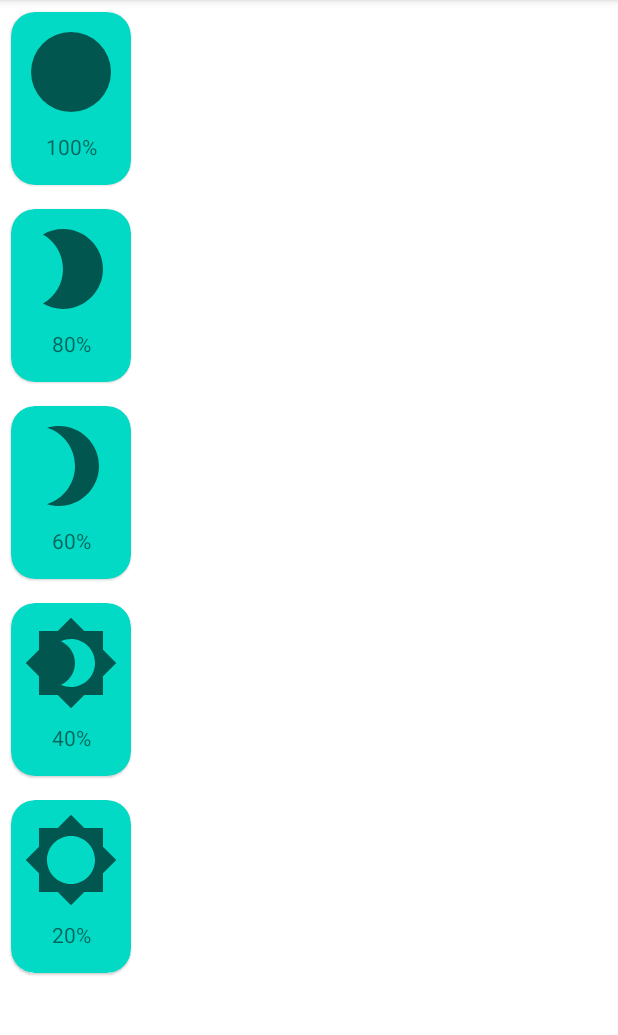
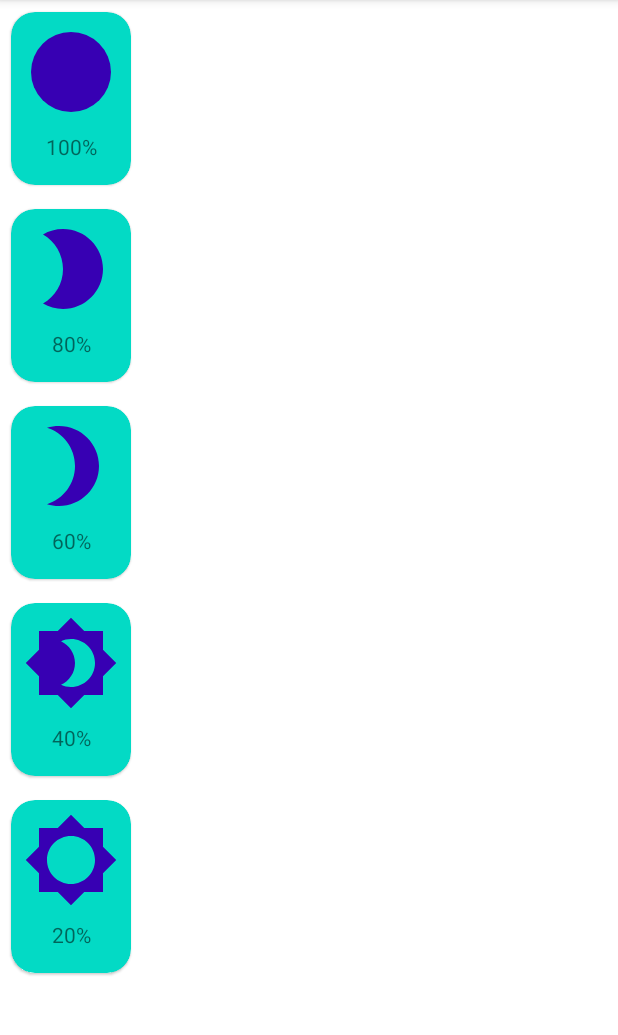
Before and after one commit to kgluszczyk/training-dzien-2, an Android app: the screen it shows after launch (MainActivity), on a phone screen of 412 x 824 dp, the part 84-1119 px from its top. Run offline under Robolectric (Android 15) with nearby library versions, the phone set to English and light mode, and no system bars; our stand-ins replace data binding.

Commit message:
Style i MOtywy

```diff
--- a/dzien3/src/main/AndroidManifest.xml
+++ b/dzien3/src/main/AndroidManifest.xml
@@ -8,8 +8,10 @@
         android:label="@string/app_name"
         android:roundIcon="@mipmap/ic_launcher_round"
         android:supportsRtl="true"
-        android:theme="@style/Theme.Trening">
-        <activity android:name=".MainActivity">
+        android:theme="@style/Theme.Trening.Base.App">
+        <activity
+            android:name=".MainActivity"
+            android:theme="@style/Theme.Trening.Base.App.ImageTint">
             <intent-filter>
                 <action android:name="android.intent.action.MAIN" />
                 <category android:name="android.intent.category.LAUNCHER" />
--- a/dzien3/src/main/res/values-night/themes.xml
+++ b/dzien3/src/main/res/values-night/themes.xml
@@ -1,6 +1,7 @@
 <resources xmlns:tools="http://schemas.android.com/tools">
     <!-- Base application theme. -->
-    <style name="Theme.Trening" parent="Theme.MaterialComponents.DayNight.DarkActionBar">
+
+    <style name="Theme.Trening.Base.App">
         <!-- Primary brand color. -->
         <item name="colorPrimary">@color/purple_200</item>
         <item name="colorPrimaryVariant">@color/purple_700</item>
--- /dev/null
+++ b/dzien3/src/main/res/values/styles.xml
@@ -0,0 +1,6 @@
+<?xml version="1.0" encoding="utf-8"?>
+<resources>
+    <style name="Theme.Trening.Base.App.ImageTint">
+        <item name="android:tint">?colorPrimaryVariant</item>
+    </style>
+</resources>
--- a/dzien3/src/main/res/values/themes.xml
+++ b/dzien3/src/main/res/values/themes.xml
@@ -1,6 +1,12 @@
 <resources xmlns:tools="http://schemas.android.com/tools">
     <!-- Base application theme. -->
-    <style name="Theme.Trening" parent="Theme.MaterialComponents.DayNight.DarkActionBar">
+
+
+    <style name="Theme.Trening.Base" parent="Theme.MaterialComponents.DayNight.DarkActionBar">
+
+    </style>
+
+    <style name="Theme.Trening.Base.App">
         <!-- Primary brand color. -->
         <item name="colorPrimary">@color/purple_500</item>
         <item name="colorPrimaryVariant">@color/purple_700</item>
```
